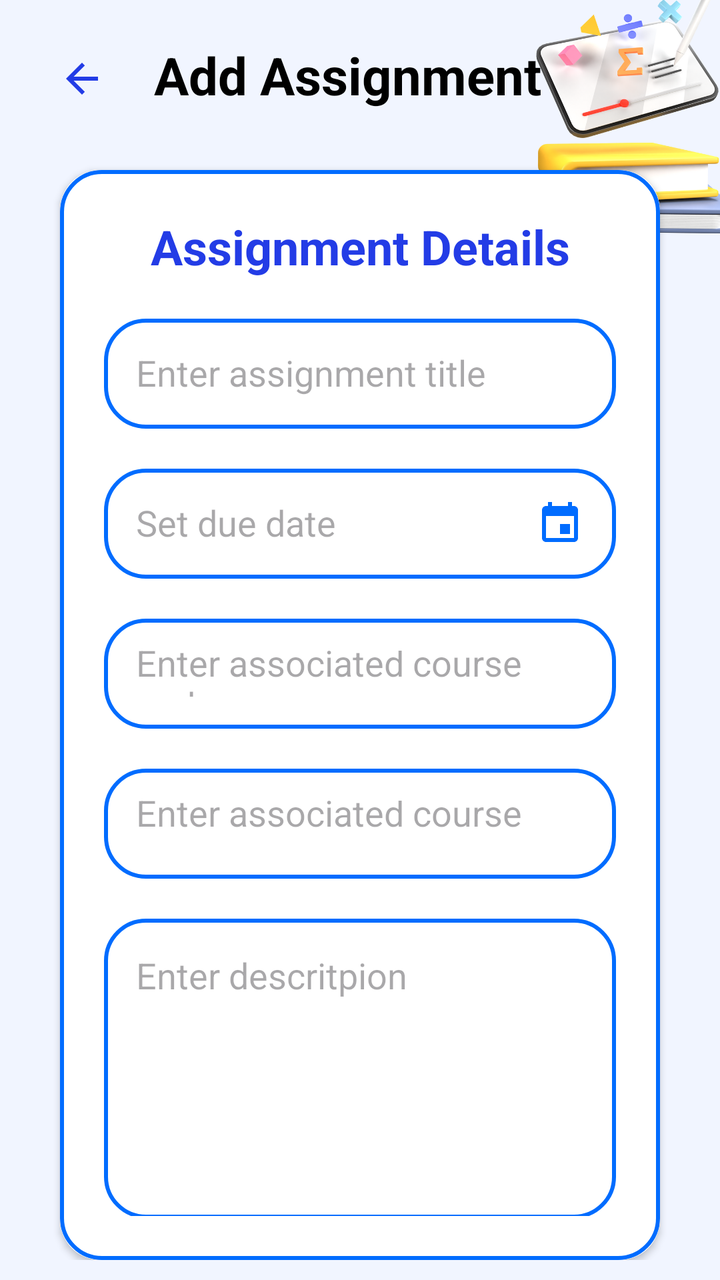
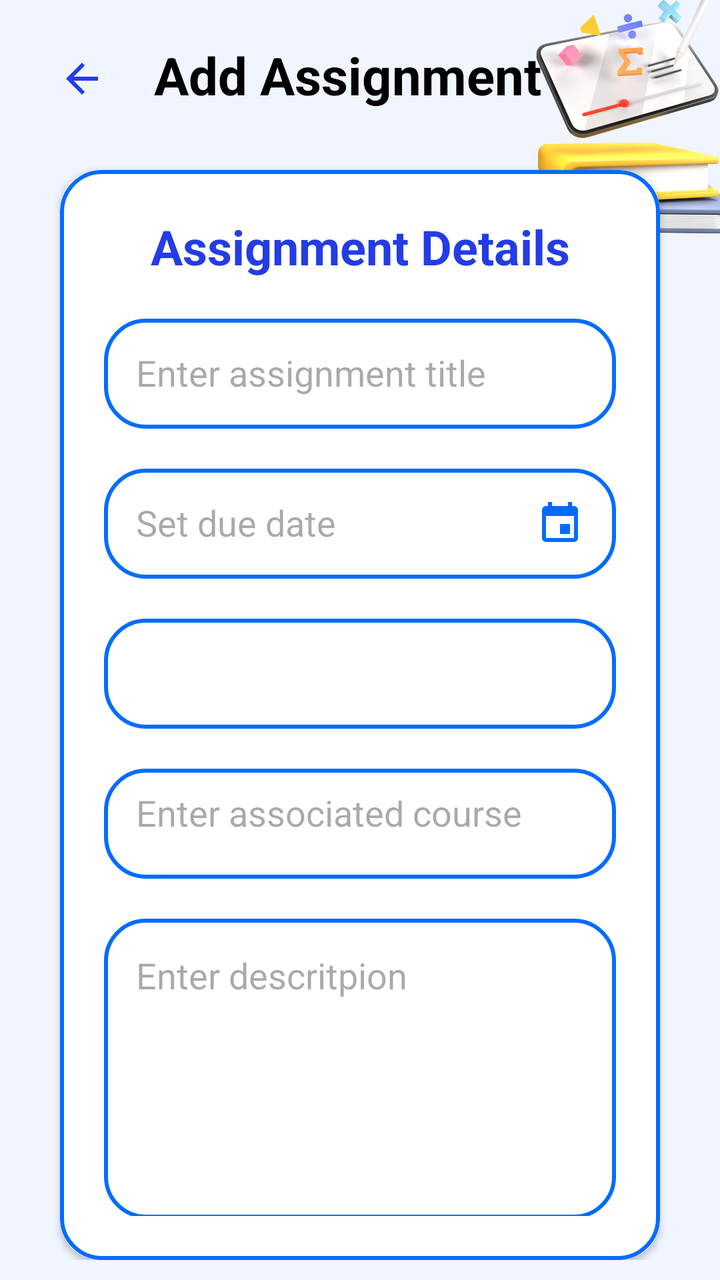

Screens rendered from an Android XML layout before and after an edit, with the pre-edit source and the edit as a unified diff.
<!-- AndroidManifest.xml: application theme Theme.Project_JomStudy -->
<!-- res/layout/activity_add_assignment.xml -->
<?xml version="1.0" encoding="utf-8"?>
<RelativeLayout xmlns:android="http://schemas.android.com/apk/res/android"
    xmlns:app="http://schemas.android.com/apk/res-auto"
    xmlns:tools="http://schemas.android.com/tools"
    android:id="@+id/main"
    android:layout_width="match_parent"
    android:layout_height="match_parent"
    android:orientation="vertical"
    android:padding="10dp"
    android:background="@drawable/coursebg"
    tools:context=".AddAssignment">

    <FrameLayout
        android:id="@+id/fragment"
        android:layout_width="match_parent"
        android:layout_height="match_parent" >

        <LinearLayout
            android:layout_width="match_parent"
            android:layout_height="match_parent"
            android:orientation="vertical">

            <LinearLayout
                android:layout_width="match_parent"
                android:layout_height="wrap_content"
                android:layout_marginTop="10dp"
                android:gravity="center_vertical"
                android:orientation="horizontal">

                <ImageButton
                    android:id="@+id/backButton"
                    android:layout_width="32dp"
                    android:layout_height="32dp"
                    android:layout_marginStart="15dp"
                    android:layout_marginTop="2dp"
                    android:background="?android:attr/selectableItemBackgroundBorderless"
                    android:src="@drawable/baseline_arrow_back_24" />

                <TextView
                    android:layout_width="wrap_content"
                    android:layout_height="wrap_content"
                    android:layout_gravity="center"
                    android:layout_marginStart="20dp"
                    android:text="Add Assignment"
                    android:textColor="@color/black"
                    android:textSize="26sp"
                    android:textStyle="bold" />

            </LinearLayout>

            <androidx.cardview.widget.CardView
                android:layout_width="match_parent"
                android:layout_height="wrap_content"
                android:layout_marginStart="20dp"
                android:layout_marginTop="30dp"
                android:layout_marginEnd="20dp"
                app:cardCornerRadius="20dp">

                <LinearLayout
                    android:layout_width="match_parent"
                    android:layout_height="match_parent"
                    android:layout_gravity="center_horizontal"
                    android:background="@drawable/custom_edit_text"
                    android:orientation="vertical"
                    android:padding="22dp">

                    <TextView
                        android:layout_width="match_parent"
                        android:layout_height="wrap_content"
                        android:text="Assignment Details"
                        android:textAlignment="center"
                        android:textColor="@color/blue_text"
                        android:textSize="24sp"
                        android:textStyle="bold" />

                    <EditText
                        android:id="@+id/assignmentTitle"
                        android:layout_width="match_parent"
                        android:layout_height="55dp"
                        android:layout_marginTop="20dp"
                        android:background="@drawable/custom_edit_text"
                        android:gravity="start|center_vertical"
                        android:hint="Enter assignment title"
                        android:padding="16dp"
                        android:textColor="@color/black" />

                    <EditText
                        android:id="@+id/duedate"
                        android:layout_width="match_parent"
                        android:layout_height="55dp"
                        android:layout_marginTop="20dp"
                        android:background="@drawable/custom_edit_text"
                        android:gravity="start|center_vertical"
                        android:inputType="date"
                        android:focusable="false"
                        android:drawableRight="@drawable/event_24dp_5f6368"
                        android:hint="Set due date"
                        android:padding="16dp"
                        android:textColor="@color/black" />

                    <EditText
                        android:id="@+id/courseCode"
                        android:layout_width="match_parent"
                        android:layout_height="55dp"
                        android:layout_marginTop="20dp"
                        android:background="@drawable/custom_edit_text"
                        android:gravity="start|center_vertical"
                        android:hint="Enter associated course code"
                        android:padding="16dp"
                        android:textColor="@color/black" />

                    <EditText
                        android:id="@+id/courseName"
                        android:layout_width="match_parent"
                        android:layout_height="55dp"
                        android:layout_marginTop="20dp"
                        android:background="@drawable/custom_edit_text"
                        android:gravity="start|center_vertical"
                        android:hint="Enter associated course name"
                        android:padding="16dp"
                        android:textColor="@color/black" />

                    <EditText
                        android:id="@+id/description"
                        android:layout_width="match_parent"
                        android:layout_height="150dp"
                        android:layout_marginTop="20dp"
                        android:background="@drawable/custom_edit_text"
                        android:gravity="start"
                        android:hint="Enter descritpion"
                        android:padding="16dp"
                        android:textColor="@color/black" />

                    <Button
                        android:id="@+id/addAssignmentButton"
                        android:layout_width="match_parent"
                        android:layout_height="60dp"
                        android:layout_marginTop="22dp"
                        android:backgroundTint="@color/blue_text"
                        android:text="ADD ASSIGNMENT"
                        android:textSize="18sp"
                        app:cornerRadius="20dp" />


                </LinearLayout>
            </androidx.cardview.widget.CardView>
        </LinearLayout>
    </FrameLayout>
</RelativeLayout>
<!-- resources referenced by this layout -->
<resources>
  <color name="black">#FF000000</color>
  <color name="blue_text">#233ce6</color>
  <!-- drawable baseline_arrow_back_24 (drawable) -->
  <vector xmlns:android="http://schemas.android.com/apk/res/android" android:autoMirrored="true" android:height="24dp" android:tint="@color/blue_text" android:viewportHeight="24" android:viewportWidth="24" android:width="24dp">
  
      <path android:fillColor="@android:color/white" android:pathData="M20,11H7.83l5.59,-5.59L12,4l-8,8 8,8 1.41,-1.41L7.83,13H20v-2z"/>
      
  </vector>
  <!-- drawable coursebg: png bitmap (drawable, 115098 bytes) -->
  <!-- drawable custom_edit_text (drawable) -->
  <?xml version="1.0" encoding="utf-8"?>
  <shape xmlns:android="http://schemas.android.com/apk/res/android"
      android:shape="rectangle">
  
      <stroke
          android:width="2dp"
          android:color="@color/dark_blue"/>
  
      <corners
          android:radius="20dp"/>
  
  </shape>
  <!-- drawable event_24dp_5f6368 (drawable) -->
  <vector xmlns:android="http://schemas.android.com/apk/res/android"
      android:width="24dp"
      android:height="24dp"
      android:viewportWidth="24"
      android:viewportHeight="24">
    <path
        android:pathData="M17,12h-5v5h5v-5zM16,1v2L8,3L8,1L6,1v2L5,3c-1.11,0 -1.99,0.9 -1.99,2L3,19c0,1.1 0.89,2 2,2h14c1.1,0 2,-0.9 2,-2L21,5c0,-1.1 -0.9,-2 -2,-2h-1L18,1h-2zM19,19L5,19L5,8h14v11z"
        android:fillColor="#006cff"/>
  </vector>
  <style name="Theme.Project_JomStudy" parent="Base.Theme.Project_JomStudy" />
  <color name="dark_blue">#006cff</color>
  <style name="Base.Theme.Project_JomStudy" parent="Theme.Material3.DayNight.NoActionBar" />
</resources>

<!-- the commit's change to res/layout/activity_add_assignment.xml (unified diff, before → after) -->
@@ -98,7 +98,7 @@
                         android:padding="16dp"
                         android:textColor="@color/black" />
 
-                    <EditText
+                    <Spinner
                         android:id="@+id/courseCode"
                         android:layout_width="match_parent"
                         android:layout_height="55dp"
@@ -107,7 +107,8 @@
                         android:gravity="start|center_vertical"
                         android:hint="Enter associated course code"
                         android:padding="16dp"
-                        android:textColor="@color/black" />
+                        android:textColor="@color/black"
+                        android:popupBackground="@color/white"/>
 
                     <EditText
                         android:id="@+id/courseName"
<!-- resource entries referenced after the edit -->
@@ -2,6 +2,7 @@
 <resources>
   <color name="black">#FF000000</color>
   <color name="blue_text">#233ce6</color>
+  <color name="white">#FFFFFFFF</color>
   <!-- drawable baseline_arrow_back_24 (drawable) -->
   <vector xmlns:android="http://schemas.android.com/apk/res/android" android:autoMirrored="true" android:height="24dp" android:tint="@color/blue_text" android:viewportHeight="24" android:viewportWidth="24" android:width="24dp">
   
